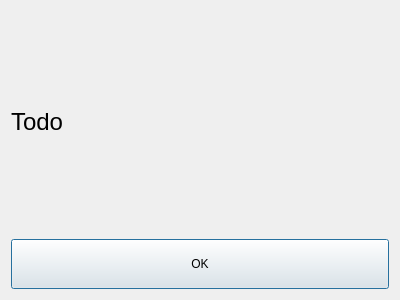
This is msgdialog.ui in ic005k/Knot-Legacy as Qt 5 draws it before an edit. The edited form follows.
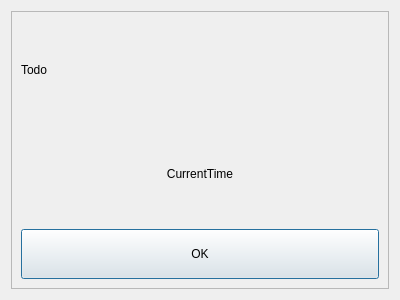
This is the edited form.

What changed in the file:
```diff
--- a/msgdialog.ui
+++ b/msgdialog.ui
@@ -13,19 +13,33 @@
   <property name="windowTitle">
    <string>Alarm</string>
   </property>
+  <layout class="QGridLayout" name="gridLayout">
+   <item row="0" column="0">
+    <widget class="QFrame" name="frame">
+     <property name="frameShape">
+      <enum>QFrame::StyledPanel</enum>
+     </property>
+     <property name="frameShadow">
+      <enum>QFrame::Raised</enum>
+     </property>
   <layout class="QVBoxLayout" name="verticalLayout">
    <item>
     <widget class="QLabel" name="lblText">
-     <property name="font">
-      <font>
-       <pointsize>18</pointsize>
-      </font>
-     </property>
      <property name="text">
       <string>Todo</string>
      </property>
     </widget>
    </item>
+      <item>
+       <widget class="QLabel" name="lblTime">
+        <property name="text">
+         <string>CurrentTime</string>
+        </property>
+        <property name="alignment">
+         <set>Qt::AlignCenter</set>
+        </property>
+       </widget>
+      </item>
    <item>
     <widget class="QPushButton" name="btnOK">
      <property name="minimumSize">
@@ -37,6 +51,9 @@
      <property name="text">
       <string>OK</string>
      </property>
+       </widget>
+      </item>
+     </layout>
     </widget>
    </item>
   </layout>
```
Lines whose indentation alone changed are shown as unchanged.
